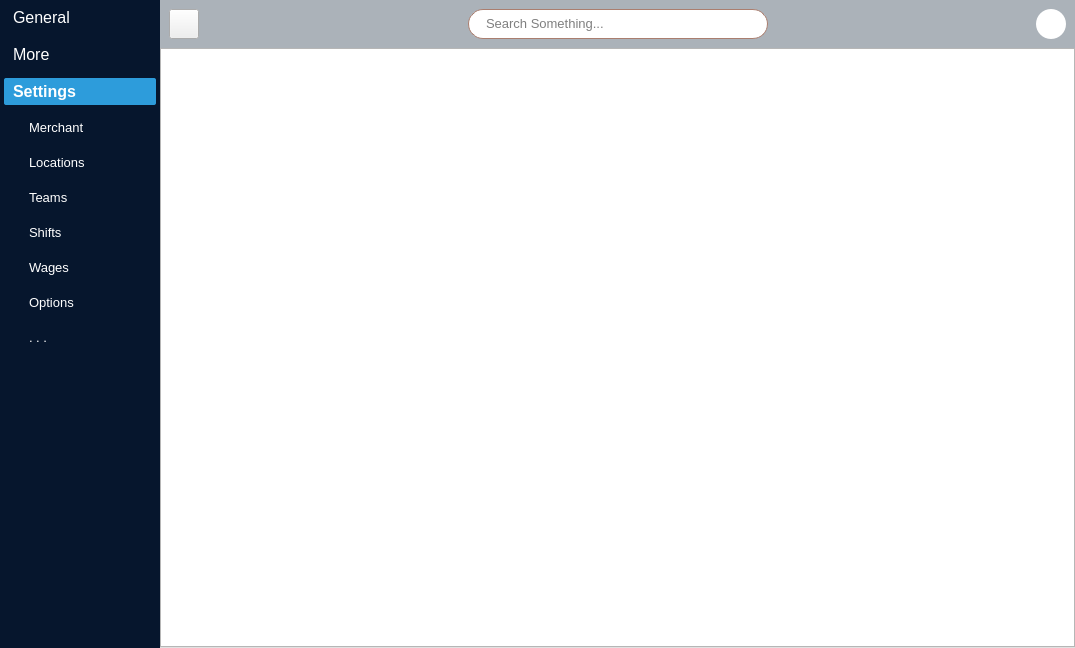
This is ui/main_window.ui in initprog/QPos as Qt 5 draws it before an edit. The edited form follows.
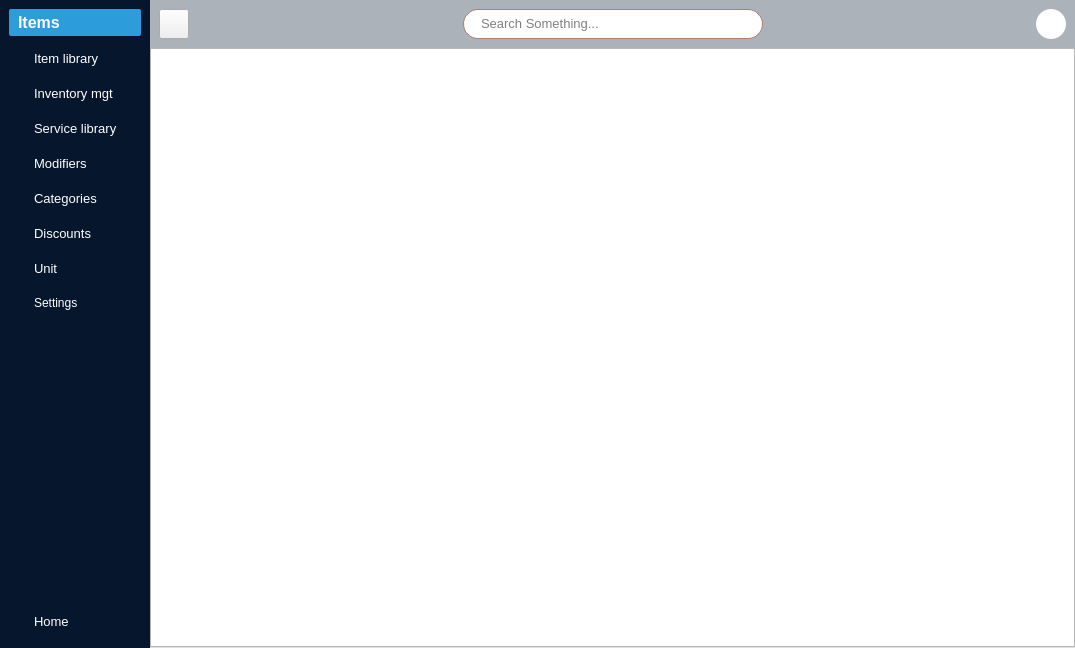
This is the edited form. The open tabs and pages were chosen to show the change. Icons and pictures are not drawn.

Commit message: stackable menus

```diff
--- a/ui/main_window.ui
+++ b/ui/main_window.ui
@@ -12,7 +12,7 @@
   </property>
   <property name="font">
    <font>
-    <pointsize>12</pointsize>
+    <pointsize>10</pointsize>
    </font>
   </property>
   <property name="windowTitle">
@@ -44,41 +44,51 @@
     </property>
     <item row="0" column="0">
      <widget class="QSplitter" name="splitter">
+      <property name="font">
+       <font>
+        <pointsize>10</pointsize>
+       </font>
+      </property>
       <property name="orientation">
        <enum>Qt::Horizontal</enum>
       </property>
       <property name="handleWidth">
        <number>0</number>
       </property>
-      <widget class="QWidget" name="menu_widget" native="true">
+      <widget class="QStackedWidget" name="stacked_menu">
        <property name="minimumSize">
         <size>
          <width>150</width>
          <height>0</height>
         </size>
        </property>
+       <property name="maximumSize">
+        <size>
+         <width>150</width>
+         <height>16777215</height>
+        </size>
+       </property>
+       <property name="font">
+        <font>
+         <pointsize>10</pointsize>
+        </font>
+       </property>
        <property name="styleSheet">
         <string notr="true">background-color: #06162d;
 color: #fff;
 border: none;</string>
        </property>
-       <layout class="QGridLayout" name="gridLayout">
-        <property name="leftMargin">
-         <number>4</number>
-        </property>
-        <property name="topMargin">
-         <number>4</number>
-        </property>
-        <property name="rightMargin">
-         <number>4</number>
-        </property>
-        <property name="bottomMargin">
-         <number>15</number>
-        </property>
-        <property name="spacing">
+       <property name="currentIndex">
          <number>0</number>
         </property>
-        <item row="0" column="0">
+       <widget class="QWidget" name="page_1">
+        <property name="font">
+         <font>
+          <pointsize>10</pointsize>
+         </font>
+        </property>
+        <layout class="QVBoxLayout" name="verticalLayout_4">
+         <item>
          <widget class="QToolBox" name="toolBox">
           <property name="font">
            <font>
@@ -275,7 +285,7 @@
              <normaloff>:/icon/icon/more-48w.png</normaloff>:/icon/icon/more-48w.png</iconset>
            </attribute>
            <attribute name="label">
-            <string>More</string>
+             <string>Logistic</string>
            </attribute>
            <layout class="QVBoxLayout" name="verticalLayout_2">
             <property name="spacing">
@@ -397,8 +407,8 @@
             <rect>
              <x>0</x>
              <y>0</y>
-             <width>146</width>
-             <height>509</height>
+              <width>132</width>
+              <height>513</height>
             </rect>
            </property>
            <attribute name="icon">
@@ -406,7 +416,7 @@
              <normaloff>:/icon/icon/cog-48w.png</normaloff>:/icon/icon/cog-48w.png</iconset>
            </attribute>
            <attribute name="label">
-            <string>Settings</string>
+             <string>Business</string>
            </attribute>
            <layout class="QVBoxLayout" name="verticalLayout_3">
             <property name="spacing">
@@ -498,7 +508,7 @@
                </font>
               </property>
               <property name="text">
-               <string>Wages</string>
+                <string>Payroll</string>
               </property>
               <property name="checkable">
                <bool>true</bool>
@@ -512,23 +522,11 @@
                 <pointsize>10</pointsize>
                </font>
               </property>
-              <property name="text">
-               <string>Options</string>
-              </property>
-             </widget>
-            </item>
-            <item>
-             <widget class="QPushButton" name="btnMore">
-              <property name="font">
-               <font>
-                <pointsize>10</pointsize>
-               </font>
-              </property>
+               <property name="focusPolicy">
+                <enum>Qt::NoFocus</enum>
+               </property>
               <property name="text">
-               <string>. . .</string>
-              </property>
-              <property name="checkable">
-               <bool>true</bool>
+                <string>Bank Accounts</string>
               </property>
              </widget>
             </item>
@@ -551,7 +549,257 @@
         </item>
        </layout>
       </widget>
+       <widget class="QWidget" name="page_2">
+        <layout class="QVBoxLayout" name="verticalLayout_6">
+         <item>
+          <widget class="QToolBox" name="tboxItem">
+           <property name="font">
+            <font>
+             <pointsize>12</pointsize>
+            </font>
+           </property>
+           <property name="styleSheet">
+            <string notr="true">#tboxItem {
+	color: #fff;
+}
+
+#tboxItem::tab {
+	padding-left:5px;
+	text-align:left;
+	border-radius: 2px;
+}
+
+
+#tboxItem::tab:selected {
+	background-color: #2d9cdb;
+	font-weight: bold;
+}
+
+#tboxItem QPushButton {
+	padding:5px 0px 5px 20px;
+	text-align:left;
+	border-radius: 3px;
+}
+
+#tboxItem QPushButton:hover {
+	background-color: #85C1E9;
+}
+
+#tboxItem QPushButton:checked {
+	background-color: #3498DB;
+}
+
+</string>
+           </property>
+           <property name="currentIndex">
+            <number>0</number>
+           </property>
+           <property name="tabSpacing">
+            <number>10</number>
+           </property>
+           <widget class="QWidget" name="item_page">
+            <property name="geometry">
+             <rect>
+              <x>0</x>
+              <y>0</y>
+              <width>132</width>
+              <height>591</height>
+             </rect>
+            </property>
+            <attribute name="icon">
+             <iconset resource="../qpos/asset/resource.qrc">
+              <normaloff>:/icon/icon/more-48w.png</normaloff>:/icon/icon/more-48w.png</iconset>
+            </attribute>
+            <attribute name="label">
+             <string>Items</string>
+            </attribute>
+            <layout class="QVBoxLayout" name="verticalLayout_5">
+             <property name="spacing">
+              <number>10</number>
+             </property>
+             <property name="leftMargin">
+              <number>5</number>
+             </property>
+             <property name="topMargin">
+              <number>0</number>
+             </property>
+             <property name="rightMargin">
+              <number>5</number>
+             </property>
+             <property name="bottomMargin">
+              <number>5</number>
+             </property>
+             <item>
+              <widget class="QPushButton" name="btnItemLib">
+               <property name="font">
+                <font>
+                 <pointsize>10</pointsize>
+                </font>
+               </property>
+               <property name="focusPolicy">
+                <enum>Qt::NoFocus</enum>
+               </property>
+               <property name="text">
+                <string>Item library</string>
+               </property>
+               <property name="checkable">
+                <bool>true</bool>
+               </property>
+              </widget>
+             </item>
+             <item>
+              <widget class="QPushButton" name="btnInventoryMgt">
+               <property name="font">
+                <font>
+                 <pointsize>10</pointsize>
+                </font>
+               </property>
+               <property name="focusPolicy">
+                <enum>Qt::NoFocus</enum>
+               </property>
+               <property name="text">
+                <string>Inventory mgt</string>
+               </property>
+              </widget>
+             </item>
+             <item>
+              <widget class="QPushButton" name="btnServiceLib">
+               <property name="font">
+                <font>
+                 <pointsize>10</pointsize>
+                </font>
+               </property>
+               <property name="focusPolicy">
+                <enum>Qt::NoFocus</enum>
+               </property>
+               <property name="text">
+                <string>Service library</string>
+               </property>
+               <property name="checkable">
+                <bool>true</bool>
+               </property>
+              </widget>
+             </item>
+             <item>
+              <widget class="QPushButton" name="btnModifier">
+               <property name="font">
+                <font>
+                 <pointsize>10</pointsize>
+                </font>
+               </property>
+               <property name="focusPolicy">
+                <enum>Qt::NoFocus</enum>
+               </property>
+               <property name="text">
+                <string>Modifiers</string>
+               </property>
+               <property name="checkable">
+                <bool>true</bool>
+               </property>
+              </widget>
+             </item>
+             <item>
+              <widget class="QPushButton" name="btnCategory">
+               <property name="font">
+                <font>
+                 <pointsize>10</pointsize>
+                </font>
+               </property>
+               <property name="focusPolicy">
+                <enum>Qt::NoFocus</enum>
+               </property>
+               <property name="text">
+                <string>Categories</string>
+               </property>
+               <property name="checkable">
+                <bool>true</bool>
+               </property>
+              </widget>
+             </item>
+             <item>
+              <widget class="QPushButton" name="btnDiscount">
+               <property name="font">
+                <font>
+                 <pointsize>10</pointsize>
+                </font>
+               </property>
+               <property name="focusPolicy">
+                <enum>Qt::NoFocus</enum>
+               </property>
+               <property name="text">
+                <string>Discounts</string>
+               </property>
+               <property name="checkable">
+                <bool>true</bool>
+               </property>
+              </widget>
+             </item>
+             <item>
+              <widget class="QPushButton" name="btnUnit">
+               <property name="font">
+                <font>
+                 <pointsize>10</pointsize>
+                </font>
+               </property>
+               <property name="focusPolicy">
+                <enum>Qt::NoFocus</enum>
+               </property>
+               <property name="text">
+                <string>Unit</string>
+               </property>
+              </widget>
+             </item>
+             <item>
+              <widget class="QPushButton" name="btnItemSetting">
+               <property name="focusPolicy">
+                <enum>Qt::NoFocus</enum>
+               </property>
+               <property name="text">
+                <string>Settings</string>
+               </property>
+              </widget>
+             </item>
+             <item>
+              <spacer name="verticalSpacer_5">
+               <property name="orientation">
+                <enum>Qt::Vertical</enum>
+               </property>
+               <property name="sizeHint" stdset="0">
+                <size>
+                 <width>20</width>
+                 <height>350</height>
+                </size>
+               </property>
+              </spacer>
+             </item>
+             <item>
+              <widget class="QPushButton" name="btnItem2Home">
+               <property name="font">
+                <font>
+                 <pointsize>10</pointsize>
+                </font>
+               </property>
+               <property name="focusPolicy">
+                <enum>Qt::NoFocus</enum>
+               </property>
+               <property name="text">
+                <string>Home</string>
+               </property>
+              </widget>
+             </item>
+            </layout>
+           </widget>
+          </widget>
+         </item>
+        </layout>
+       </widget>
+      </widget>
       <widget class="QWidget" name="main_widget" native="true">
+       <property name="font">
+        <font>
+         <pointsize>10</pointsize>
+        </font>
+       </property>
        <layout class="QGridLayout" name="gridLayout_4">
         <property name="leftMargin">
          <number>0</number>
```
Left out of the diff: 107 changed lines with no effect on the pictures. Lines whose indentation alone changed are shown as unchanged. The commit also changes 2 other files.
